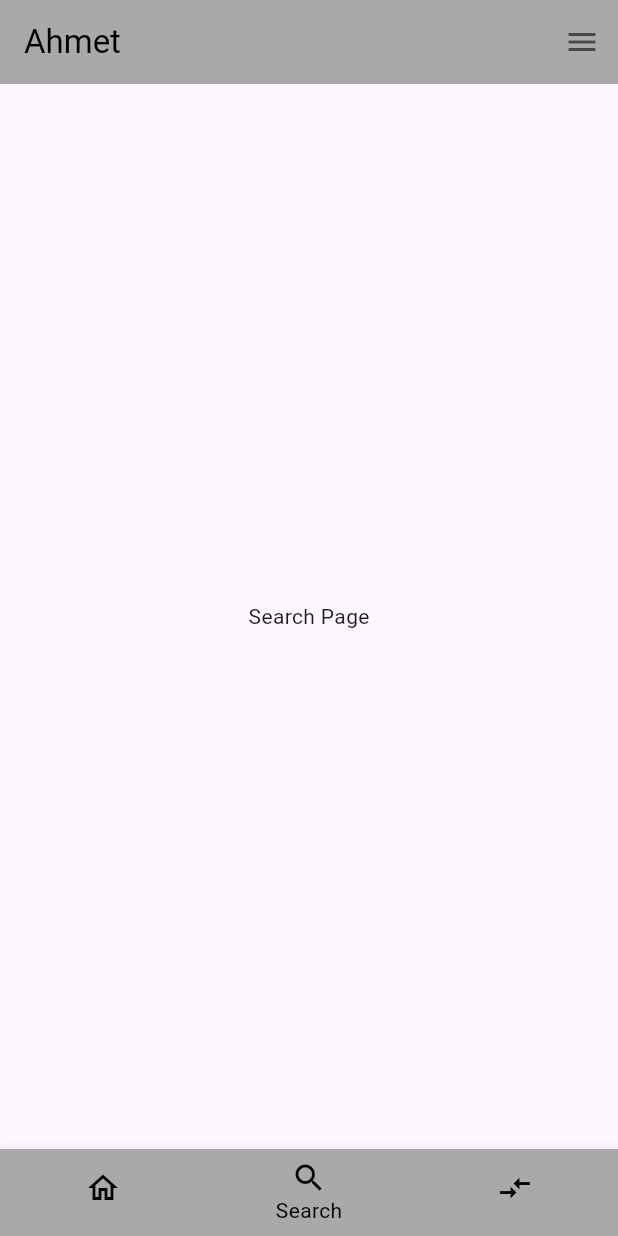
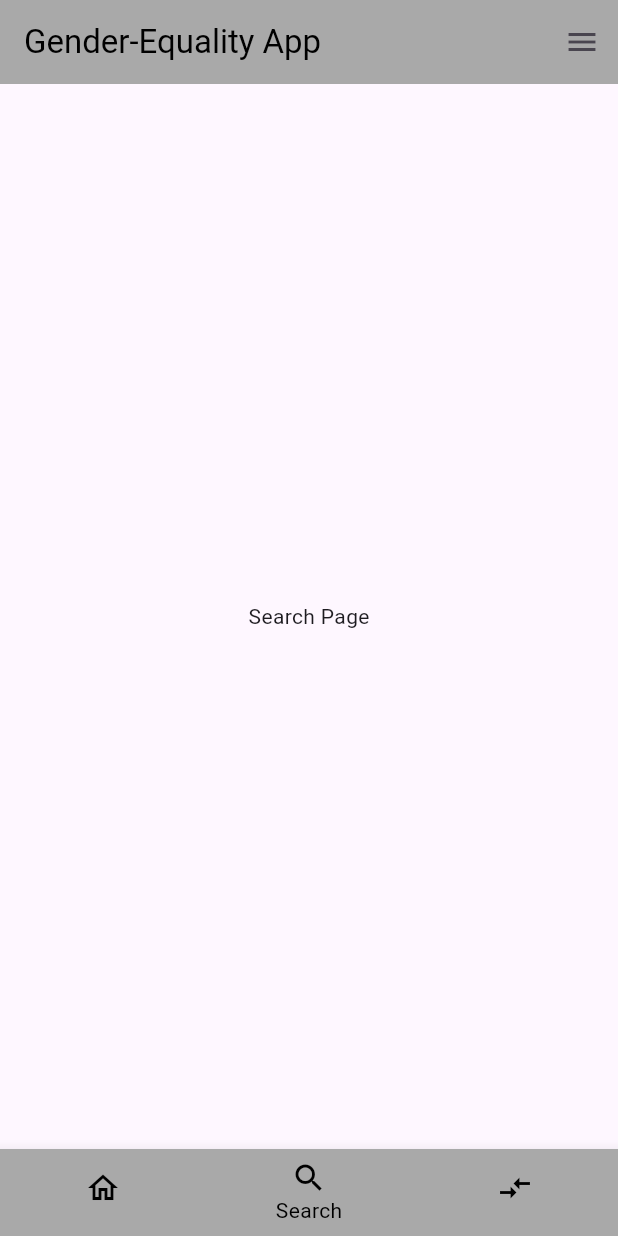
Before and after one commit to AhmetKoca32/Solution-Challenge-Project, a Flutter app: the screen it shows after launch, item 2 of the bottom bar chosen, on a phone screen of 412 x 824 dp. Run offline on Flutter 3.47's test engine with Material 3 defaults, Android fonts, the phone set to English and light mode, and no system bars.

Commit message:
Ufak değişiklikler

```diff
--- a/lib/main.dart
+++ b/lib/main.dart
@@ -1,7 +1,5 @@
 import 'package:flutter/material.dart';
-import 'package:gender_equality/pages/home_page.dart';
 import 'package:gender_equality/pages/nav_bar.dart';
-import 'package:gender_equality/assets/colors.dart';
 
 void main() {
   runApp(const MainApp());
--- a/lib/pages/nav_bar.dart
+++ b/lib/pages/nav_bar.dart
@@ -31,8 +31,9 @@ class _NavBarState extends State<NavBar> {
     return Scaffold(
       appBar: AppBar(
         backgroundColor: AppColors.mediumGray,
-        title: Text('Ahmet', style: TextStyle(color: Colors.black)),
-        actions: [IconButton(onPressed: () {}, icon: Icon(Icons.menu))],
+        title: const Text('Gender-Equality App',
+            style: TextStyle(color: Colors.black)),
+        actions: [IconButton(onPressed: () {}, icon: const Icon(Icons.menu))],
       ),
       body: _pages[_selectedPage],
       bottomNavigationBar: navBar(),
--- a/lib/pages/search_page.dart
+++ b/lib/pages/search_page.dart
@@ -5,7 +5,7 @@ class SearchPage extends StatelessWidget {
 
   @override
   Widget build(BuildContext context) {
-    return Scaffold(
+    return const Scaffold(
       body: Center(
         child: Text('Search Page'),
       ),
```
